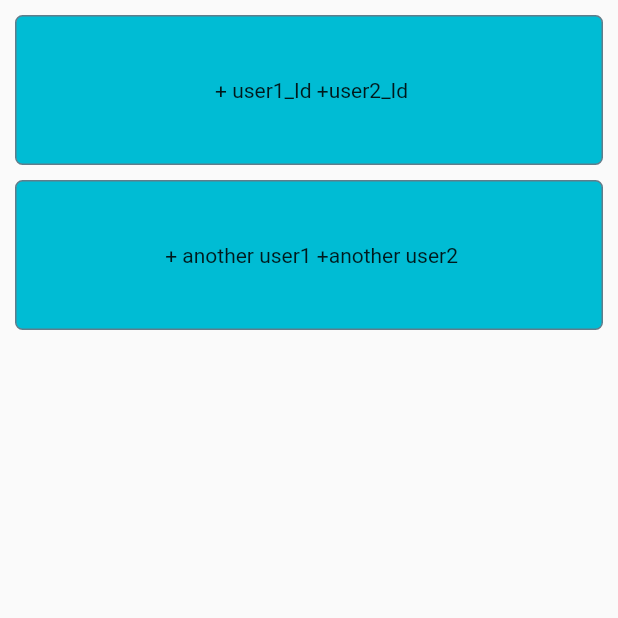
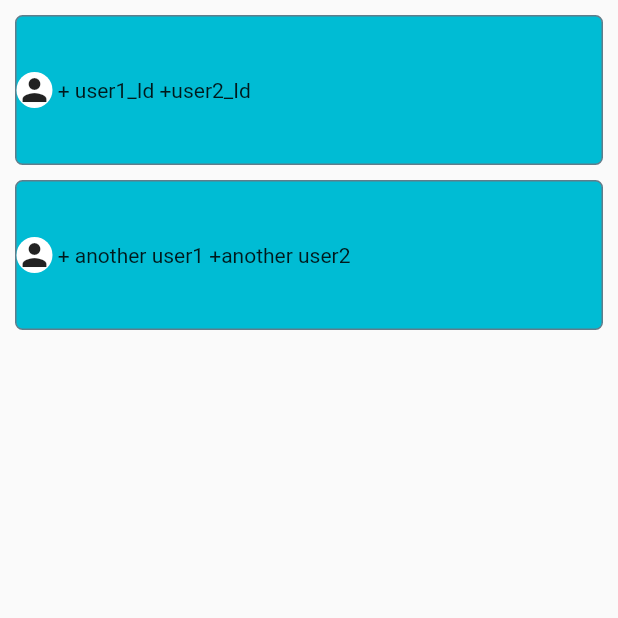
Before and after one commit to Nati892/road_flutter_textbox, a Flutter app: the ChatsScreen screen opened by its route, on a phone screen of 412 x 824 dp, the top half of it. Run offline on Flutter 3.47's test engine with Material 2 defaults, Android fonts, the phone set to English and light mode, and no system bars; our stand-ins replace cloud_firestore, firebase_core; accounts and stored records are empty.

Commit message:
just a bit of styling

```diff
--- a/lib/Screens/Chat screen/chatsScreenWidgets.dart
+++ b/lib/Screens/Chat screen/chatsScreenWidgets.dart
@@ -13,7 +13,7 @@ class ListChatItem extends StatelessWidget {
             //when preesed only debugs
             print(
                 "Pressed!! ${Cdata.ChatId} + ${Cdata.user1_Id} + ${Cdata.user2_id}");
-                  Navigator.pushNamed(context, '/userchat');
+            Navigator.pushNamed(context, '/userchat');
           },
           child: Container(
             decoration: BoxDecoration(
@@ -22,8 +22,18 @@ class ListChatItem extends StatelessWidget {
                 border: Border.all(color: Colors.blueGrey),
                 borderRadius: const BorderRadius.all(Radius.circular(5))),
             child: Center(
-                child: Text(
-                    "${Cdata.ChatId} + ${Cdata.user1_Id} +${Cdata.user2_id}")),
+                child: Row(
+              children: [
+                Container(
+                  decoration: BoxDecoration(
+                    shape: BoxShape.circle,
+                    color: Colors.white,
+                  ),
+                  child: Icon(Icons.person),
+                ),
+                Text("${Cdata.ChatId} + ${Cdata.user1_Id} +${Cdata.user2_id}"),
+              ],
+            )),
           ),
         ));
   }
```
